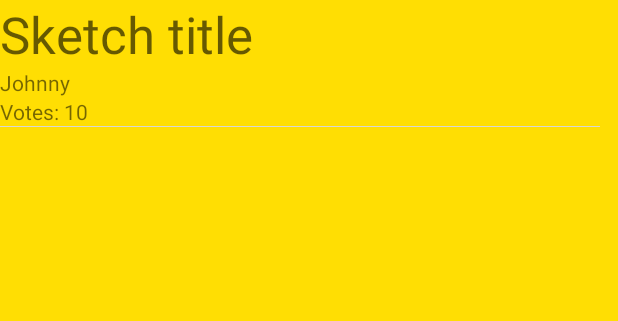
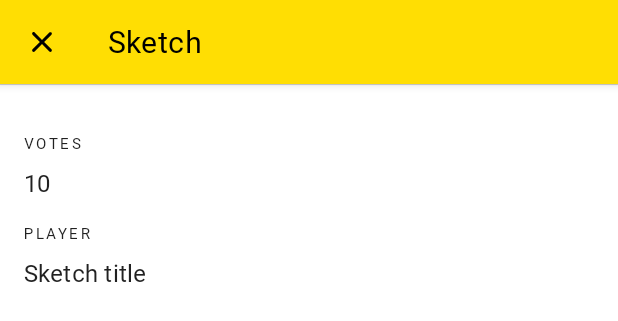
Before and after one commit to ilovenatto/dailybrainy, an Android app: the layout view_sketch_frag.xml on its own in the app's theme, with its tools: preview values and no code run, on a phone screen of 412 x 824 dp. Shown: the top 321 px of the screen. Run offline under Robolectric (Android 15) with nearby library versions, the phone set to English and light mode, and no system bars.

Commit message:
Material UI - ViewSketchFrag, xml

```diff
--- a/app/src/main/java/org/chenhome/dailybrainy/repo/game/DomainObject.kt
+++ b/app/src/main/java/org/chenhome/dailybrainy/repo/game/DomainObject.kt
@@ -114,7 +114,7 @@ data class Lesson(
     fun toYoutubeThumbUri(): Uri? = challenge.youtubeId?.let {
         Uri.parse("https://img.youtube.com/vi/"
                 + it
-                + "/maxres1.jpg"
+                + "/hq1.jpg"
         )
     }
 }
--- a/app/src/main/java/org/chenhome/dailybrainy/ui/sketch/ViewSketchFrag.kt
+++ b/app/src/main/java/org/chenhome/dailybrainy/ui/sketch/ViewSketchFrag.kt
@@ -6,6 +6,7 @@ import android.view.View
 import android.view.ViewGroup
 import androidx.fragment.app.Fragment
 import androidx.fragment.app.viewModels
+import androidx.navigation.fragment.findNavController
 import androidx.navigation.fragment.navArgs
 import dagger.hilt.android.AndroidEntryPoint
 import org.chenhome.dailybrainy.databinding.ViewSketchFragBinding
@@ -26,6 +27,9 @@ class ViewSketchFrag : Fragment() {
     ): View? {
         val binding = ViewSketchFragBinding
             .inflate(LayoutInflater.from(requireContext()), container, false)
+        binding.toolbar.setNavigationOnClickListener {
+            findNavController().popBackStack()
+        }
 
         if (args.gameGuid.isNotEmpty() && args.ideaGuid.isNotEmpty()) {
             vm.loadSketchStub(args.gameGuid, args.ideaGuid)
--- a/app/src/main/res/layout/view_lesson_frag.xml
+++ b/app/src/main/res/layout/view_lesson_frag.xml
@@ -45,6 +45,7 @@
                     android:layout_height="@dimen/appbar_height"
                     android:elevation="0dp"
                     app:layout_collapseMode="pin"
+                    style="@style/Widget.MaterialComponents.Toolbar"
                     app:layout_scrollFlags="scroll|enterAlways|snap"
                     app:navigationIcon="@drawable/round_close_24" />
 
--- a/app/src/main/res/layout/view_sketch_frag.xml
+++ b/app/src/main/res/layout/view_sketch_frag.xml
@@ -10,39 +10,85 @@
             type="org.chenhome.dailybrainy.ui.sketch.SketchStubVM" />
     </data>
 
-    <LinearLayout
+
+    <androidx.coordinatorlayout.widget.CoordinatorLayout
         android:layout_width="match_parent"
-        android:layout_height="wrap_content"
-        android:orientation="vertical">
+        android:layout_height="match_parent"
+        android:background="@android:color/white">
 
-        <TextView
-            android:id="@+id/textSketchTitle"
+        <com.google.android.material.appbar.AppBarLayout
+            android:layout_width="match_parent"
+            android:layout_height="wrap_content">
+
+            <com.google.android.material.appbar.MaterialToolbar
+                android:id="@+id/toolbar"
+                android:layout_width="match_parent"
+                android:layout_height="?attr/actionBarSize"
+                app:navigationIcon="@drawable/round_close_24"
+                app:title="@string/sketch"
+                style="@style/Widget.MaterialComponents.Toolbar.Primary"
+                tools:text="My sketch idea" />
+
+        </com.google.android.material.appbar.AppBarLayout>
+
+        <androidx.core.widget.NestedScrollView
             android:layout_width="match_parent"
             android:layout_height="match_parent"
-            android:text="@{vm.sketchStub.idea.title}"
-            android:textAppearance="@style/TextAppearance.AppCompat.Display1"
-            tools:text="Sketch title" />
+            app:layout_behavior="@string/appbar_scrolling_view_behavior">
 
-        <TextView
-            android:id="@+id/textPlayer"
-            android:layout_width="match_parent"
-            android:layout_height="wrap_content"
-            android:text="@{vm.sketchStub.idea.playerName}"
-            tools:text="Johnny" />
+            <LinearLayout
+                android:layout_width="match_parent"
+                android:layout_height="match_parent"
+                android:orientation="vertical">
 
-        <TextView
-            android:id="@+id/textVotes"
-            android:layout_width="match_parent"
-            android:layout_height="wrap_content"
-            android:text='@{"Votes: " + vm.sketchStub.idea.votes}'
-            tools:text="Votes: 10" />
+                <ImageView
+                    android:id="@+id/imageSketch"
+                    android:layout_width="match_parent"
+                    android:layout_height="wrap_content"
+                    android:scaleType="fitStart"
+                    app:imageUrl="@{vm.sketchStub.imgUri}"
+                    tools:src="@tools:sample/backgrounds/scenic"
+                    android:contentDescription="@string/app_name" />
 
-        <ImageView
-            android:id="@+id/imageSketch"
-            android:layout_width="400dp"
-            android:layout_height="wrap_content"
-            app:imageUrl="@{vm.sketchStub.imgUri}"
-            tools:src="@tools:sample/backgrounds/scenic" />
+                <LinearLayout
+                    android:layout_width="match_parent"
+                    android:layout_height="match_parent"
+                    android:layout_margin="@dimen/margin_medium"
+                    android:orientation="vertical">
 
-    </LinearLayout>
+                    <TextView
+                        android:layout_marginTop="@dimen/margin_medium"
+                        android:layout_width="match_parent"
+                        android:layout_height="wrap_content"
+                        android:textAppearance="@style/TextAppearance.Brainy.Overline"
+                        android:text="@string/votes" />
+
+                    <TextView
+                        android:layout_width="match_parent"
+                        android:layout_height="wrap_content"
+                        android:layout_marginTop="@dimen/margin_small"
+                        android:text="@{String.valueOf(vm.sketchStub.idea.votes)}"
+                        android:textAppearance="@style/TextAppearance.Brainy.Subtitle1"
+                        tools:text="10" />
+
+                    <TextView
+                        android:layout_marginTop="@dimen/margin_medium"
+                        android:layout_width="match_parent"
+                        android:layout_height="wrap_content"
+                        android:textAppearance="@style/TextAppearance.Brainy.Overline"
+                        android:text="@string/player" />
+
+                    <TextView
+                        android:layout_width="match_parent"
+                        android:layout_height="match_parent"
+                        android:layout_marginTop="@dimen/margin_small"
+                        android:text="@{vm.sketchStub.idea.playerName}"
+                        android:textAppearance="@style/TextAppearance.Brainy.Subtitle1"
+                        tools:text="Sketch title" />
+                </LinearLayout>
+
+
+            </LinearLayout>
+        </androidx.core.widget.NestedScrollView>
+    </androidx.coordinatorlayout.widget.CoordinatorLayout>
 </layout>
--- a/app/src/main/res/values/dimens.xml
+++ b/app/src/main/res/values/dimens.xml
@@ -7,5 +7,5 @@
     <dimen name="img_large_height">175dp</dimen>
     <dimen name="img_medium_height">100dp</dimen>
     <dimen name="img_xlarge_height">220dp</dimen>
-    <dimen name="appbar_height">80dp</dimen>
+    <dimen name="appbar_height">48dp</dimen>
 </resources>
--- a/app/src/main/res/values/strings.xml
+++ b/app/src/main/res/values/strings.xml
@@ -18,8 +18,6 @@
     <string name="create_story">With your team’s most popular sketch, tell a story of someone using your team’s solution.</string>
     <string name="transition_viewgame">transition_viewgame</string>
     <string name="transition_gamecard">transition_gamecard_%1$s</string>
-    <string name="dummy_button">Dummy Button</string>
-    <string name="dummy_content">DUMMY\nCONTENT</string>
     <string name="today_challenge">Today\'s Challenge</string>
     <string name="past_challenge">Past Challenges</string>
     <string name="challenge">Challenge</string>
@@ -30,4 +28,7 @@
     <string name="today_lesson">Today\'s Lesson</string>
     <string name="watch">Watch</string>
     <string name="description">Description</string>
+    <string name="sketch">Sketch</string>
+    <string name="player">Player</string>
+    <string name="votes">Votes</string>
 </resources>
--- a/app/src/main/res/values/styles_typography.xml
+++ b/app/src/main/res/values/styles_typography.xml
@@ -32,7 +32,7 @@
         <item name="fontFamily">@font/rubik_medium</item>
     </style>
 
-    <style name="TextAppearance.Brainy.Body1" parent="TextAppearance.MaterialComponents.Body1">
+    <style name="TextAppearance.Brainy.Body1" parent="TextAppearance.MaterialComponents.Body2">
         <item name="fontFamily">@font/rubik</item>
     </style>
 
```
